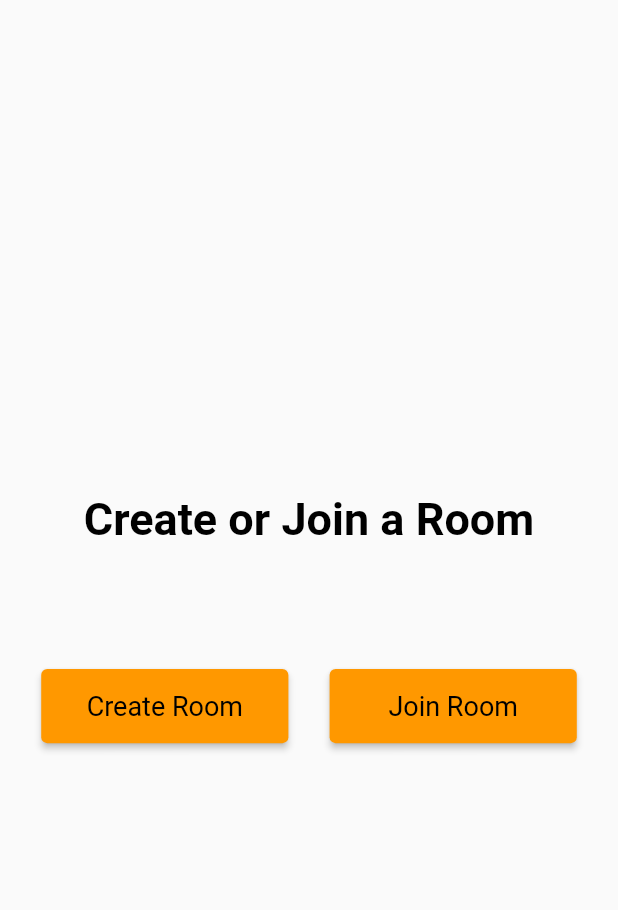
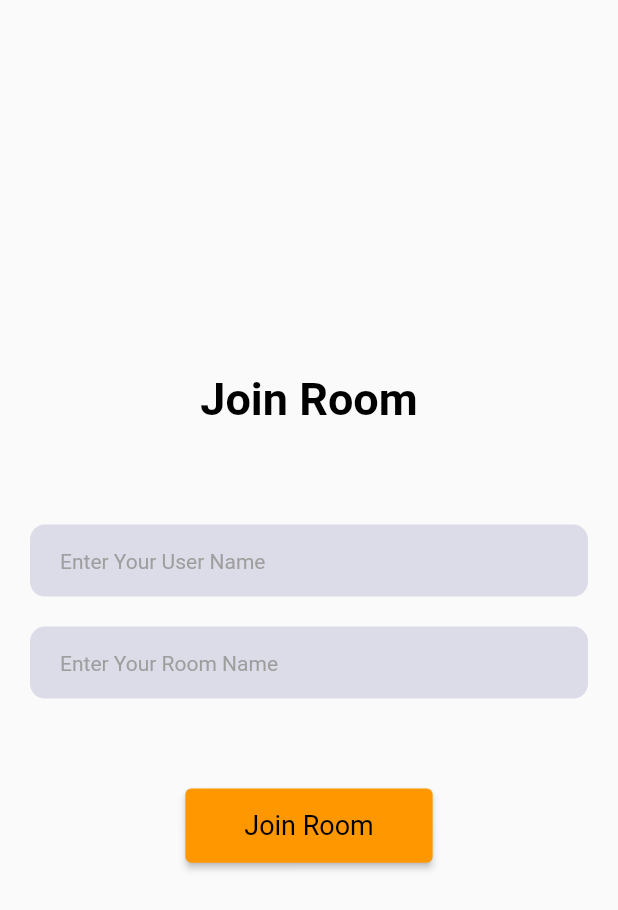
Before and after one commit to AnuraghSarkar/Password-Hub, a Flutter app: the screen it shows after launch, after a tap on "Join Room", on a phone screen of 412 x 824 dp. Shown: the top 910 px of the screen. Run offline on Flutter 3.47's test engine with Material 2 defaults, Android fonts, the light colour scheme and no system bars.

Commit message:
Thread #.11 Join Room Screen

```diff
--- a/lib/home_screen.dart
+++ b/lib/home_screen.dart
@@ -1,5 +1,6 @@
 import 'package:flutter/material.dart';
-import 'package:guessgame/create-room-screen.dart';
+import 'create-room-screen.dart';
+import 'join_room_screen.dart';
 
 class HomeScreen extends StatefulWidget {
   const HomeScreen({Key? key}) : super(key: key);
@@ -31,7 +32,11 @@ class _HomeScreenState extends State<HomeScreen> {
               children: [
                 ElevatedButton(
                   onPressed: () {
-                    Navigator.of(context).push(MaterialPageRoute(builder: (context)=> const CreateRoomScreen(),),);
+                    Navigator.of(context).push(
+                      MaterialPageRoute(
+                        builder: (context) => const CreateRoomScreen(),
+                      ),
+                    );
                   },
                   style: ButtonStyle(
                       backgroundColor:
@@ -50,7 +55,13 @@ class _HomeScreenState extends State<HomeScreen> {
                   ),
                 ),
                 ElevatedButton(
-                  onPressed: () {},
+                  onPressed: () {
+                    Navigator.of(context).push(
+                      MaterialPageRoute(
+                        builder: (context) => const JoinRoomScreen(),
+                      ),
+                    );
+                  },
                   style: ButtonStyle(
                       backgroundColor:
                           MaterialStateProperty.all<Color>(Colors.orange),
--- /dev/null
+++ b/lib/join_room_screen.dart
@@ -0,0 +1,68 @@
+import 'package:flutter/material.dart';
+import 'package:guessgame/widgets/customtextfield.dart';
+
+class JoinRoomScreen extends StatefulWidget {
+  const JoinRoomScreen({Key? key}) : super(key: key);
+
+  @override
+  _JoinRoomScreenState createState() => _JoinRoomScreenState();
+}
+
+class _JoinRoomScreenState extends State<JoinRoomScreen> {
+  final TextEditingController _userNameController = TextEditingController();
+  final TextEditingController _roomNameController = TextEditingController();
+
+  @override
+  Widget build(BuildContext context) {
+    return Scaffold(
+      body: Column(
+        mainAxisAlignment: MainAxisAlignment.center,
+        children: [
+          Text('Join Room',
+              style: TextStyle(
+                color: Colors.black,
+                fontSize: 30,
+                fontWeight: FontWeight.bold,
+              )),
+          SizedBox(height: MediaQuery.of(context).size.height * 0.08),
+          Container(
+            margin: EdgeInsets.symmetric(horizontal: 20),
+            child: CustomTextField(
+              controller: _userNameController,
+              hintText: 'Enter Your User Name',
+            ),
+          ),
+          SizedBox(height: 20),
+          Container(
+            margin: EdgeInsets.symmetric(horizontal: 20),
+            child: CustomTextField(
+              controller: _roomNameController,
+              hintText: 'Enter Your Room Name',
+            ),
+          ),
+          SizedBox(height: 20),
+
+          SizedBox(height: 40),
+          ElevatedButton(
+            onPressed: () {},
+            style: ButtonStyle(
+                backgroundColor:
+                    MaterialStateProperty.all<Color>(Colors.orange),
+                textStyle: MaterialStateProperty.all<TextStyle>(
+                    TextStyle(color: Colors.white)),
+                minimumSize: MaterialStateProperty.all<Size>(Size(
+                    MediaQuery.of(context).size.width / 2.5,
+                    MediaQuery.of(context).size.height * .06))),
+            child: const Text(
+              'Join Room',
+              style: TextStyle(
+                  fontSize: 18,
+                  fontWeight: FontWeight.w400,
+                  color: Colors.black),
+            ),
+          ),
+        ],
+      ),
+    );
+  }
+}
```
